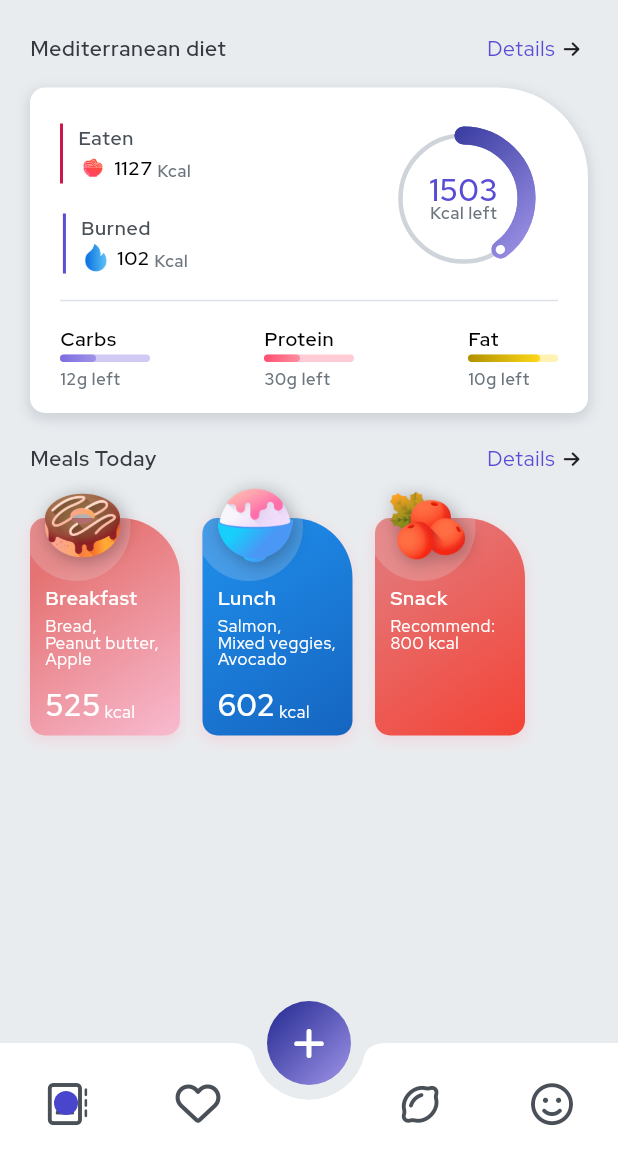
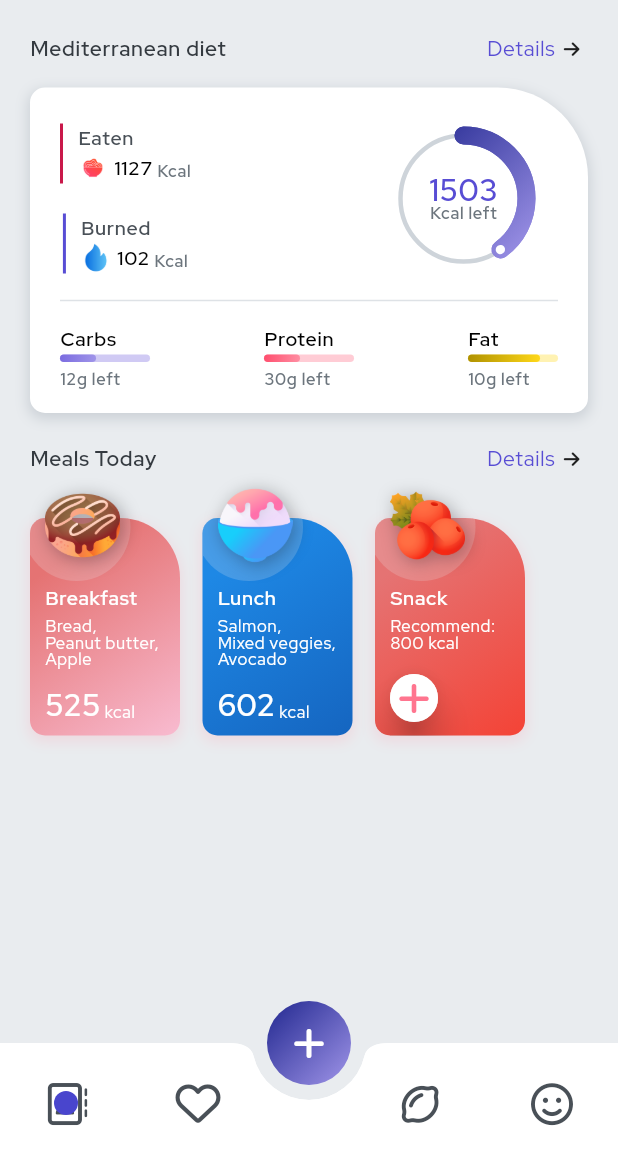
Before and after one commit to ezizull/tennet-gethired-app, a Flutter app: the screen it shows after launch, on a phone screen of 412 x 824 dp, the part 73-1236 px from its top. Run offline on Flutter 3.47's test engine with Material 2 defaults, Android fonts, the light colour scheme and no system bars; drawn by our look-alikes of percent_indicator, simple_shadow; our stand-ins replace font_awesome_flutter, get, google_fonts, responsive_framework.

Commit message:
add: home-page v1

```diff
--- a/lib/presentation/pages/home/widgets/meals_headline.dart
+++ b/lib/presentation/pages/home/widgets/meals_headline.dart
@@ -234,7 +234,7 @@ class MealsHeadline extends StatelessWidget {
           margin: const EdgeInsets.only(left: 15),
           image: AppImages.snackBerries,
           child: Padding(
-            padding: const EdgeInsets.all(10),
+            padding: const EdgeInsets.only(top: 10, left: 10, right: 10),
             child: Column(
               crossAxisAlignment: CrossAxisAlignment.start,
               children: [
@@ -272,6 +272,16 @@ class MealsHeadline extends StatelessWidget {
                     ],
                   ),
                 ),
+
+                // satuan
+                CenterPlusButton(
+                  width: 32,
+                  height: 32,
+                  margin: const EdgeInsets.only(top: 15),
+                  plusColor: AppColors.red.shade400,
+                  color: AppColors.white,
+                  elevation: 10,
+                ),
               ],
             ),
           ),
--- a/lib/presentation/pages/root/root.dart
+++ b/lib/presentation/pages/root/root.dart
@@ -3,9 +3,9 @@ import 'package:get/get.dart';
 
 import 'package:gethired/presentation/controllers/controllers.dart';
 import 'package:gethired/presentation/pages/pages.dart';
+import 'package:gethired/utils/utils.dart';
 
 import 'widgets/bottom_bar_items.dart';
-import 'widgets/center_button.dart';
 
 class RootPage extends StatelessWidget {
   const RootPage({super.key});
@@ -23,11 +23,17 @@ class RootPage extends StatelessWidget {
             HomePage(),
             TrainingPage(),
             HomePage(),
-            HomePage(),
+            TrainingPage(),
           ],
         ),
         floatingActionButtonLocation: FloatingActionButtonLocation.centerDocked,
-        floatingActionButton: const CenterPlusButton(),
+        floatingActionButton: CenterPlusButton(
+            plusColor: AppColors.white,
+            gradient: LinearGradient(
+              colors: [AppColors.blue.shade100, AppColors.blue.shade800],
+              begin: Alignment.bottomRight,
+              end: Alignment.topLeft,
+            )),
         bottomNavigationBar: BottomBarItems(controller: controller),
       );
     });
--- a/lib/presentation/pages/root/widgets/center_button.dart
+++ /dev/null
@@ -1,29 +0,0 @@
-import 'package:flutter/material.dart';
-import 'package:font_awesome_flutter/font_awesome_flutter.dart';
-import 'package:gethired/utils/themes/colors_theme.dart';
-
-class CenterPlusButton extends StatelessWidget {
-  const CenterPlusButton({
-    super.key,
-  });
-
-  @override
-  Widget build(BuildContext context) {
-    return Container(
-        decoration: BoxDecoration(
-          gradient: LinearGradient(
-            colors: [AppColors.blue.shade100, AppColors.blue.shade800],
-            begin: Alignment.bottomRight,
-            end: Alignment.topLeft,
-          ),
-          shape: BoxShape.circle,
-        ),
-        child: FloatingActionButton(
-          onPressed: () {},
-          backgroundColor: AppColors.transparent,
-          shape: const StadiumBorder(),
-          elevation: 0,
-          child: const Icon(FontAwesomeIcons.plus, color: AppColors.white),
-        ));
-  }
-}
--- a/lib/utils/widgets/card_image_widget.dart
+++ b/lib/utils/widgets/card_image_widget.dart
@@ -48,9 +48,7 @@ class CardImageWidget extends StatelessWidget {
       child: Stack(
         children: [
           // card
-          InkWell(
-            onTap: () {},
-            child: Container(
+          Container(
             height: height,
             width: width,
             margin: const EdgeInsets.only(top: 20),
@@ -84,7 +82,6 @@ class CardImageWidget extends StatelessWidget {
               )
             ]),
           ),
-          ),
 
           // image
           Positioned(
--- /dev/null
+++ b/lib/utils/widgets/center_button_widget.dart
@@ -0,0 +1,47 @@
+import 'package:flutter/material.dart';
+import 'package:font_awesome_flutter/font_awesome_flutter.dart';
+import 'package:gethired/utils/themes/colors_theme.dart';
+
+class CenterPlusButton extends StatelessWidget {
+  const CenterPlusButton({
+    super.key,
+    this.color,
+    this.gradient,
+    this.plusColor,
+    this.margin,
+    this.padding,
+    this.width,
+    this.height,
+    this.elevation = 0,
+  });
+
+  final Color? color;
+  final Color? plusColor;
+  final Gradient? gradient;
+  final EdgeInsets? margin;
+  final EdgeInsets? padding;
+  final double? width;
+  final double? height;
+  final double? elevation;
+
+  @override
+  Widget build(BuildContext context) {
+    return Container(
+        padding: padding,
+        margin: margin,
+        width: width,
+        height: height,
+        decoration: BoxDecoration(
+          color: color,
+          gradient: gradient,
+          shape: BoxShape.circle,
+        ),
+        child: FloatingActionButton(
+          onPressed: () {},
+          backgroundColor: color ?? AppColors.transparent,
+          shape: const StadiumBorder(),
+          elevation: elevation,
+          child: Icon(FontAwesomeIcons.plus, color: plusColor),
+        ));
+  }
+}
--- a/lib/utils/widgets/widgets.dart
+++ b/lib/utils/widgets/widgets.dart
@@ -2,3 +2,4 @@ export 'package:gethired/utils/widgets/header_widget.dart';
 export 'package:gethired/utils/widgets/text_headline_widget.dart';
 export 'package:gethired/utils/widgets/card_headline_widget.dart';
 export 'package:gethired/utils/widgets/card_image_widget.dart';
+export 'package:gethired/utils/widgets/center_button_widget.dart';
```
Lines whose indentation alone changed are shown as unchanged.
